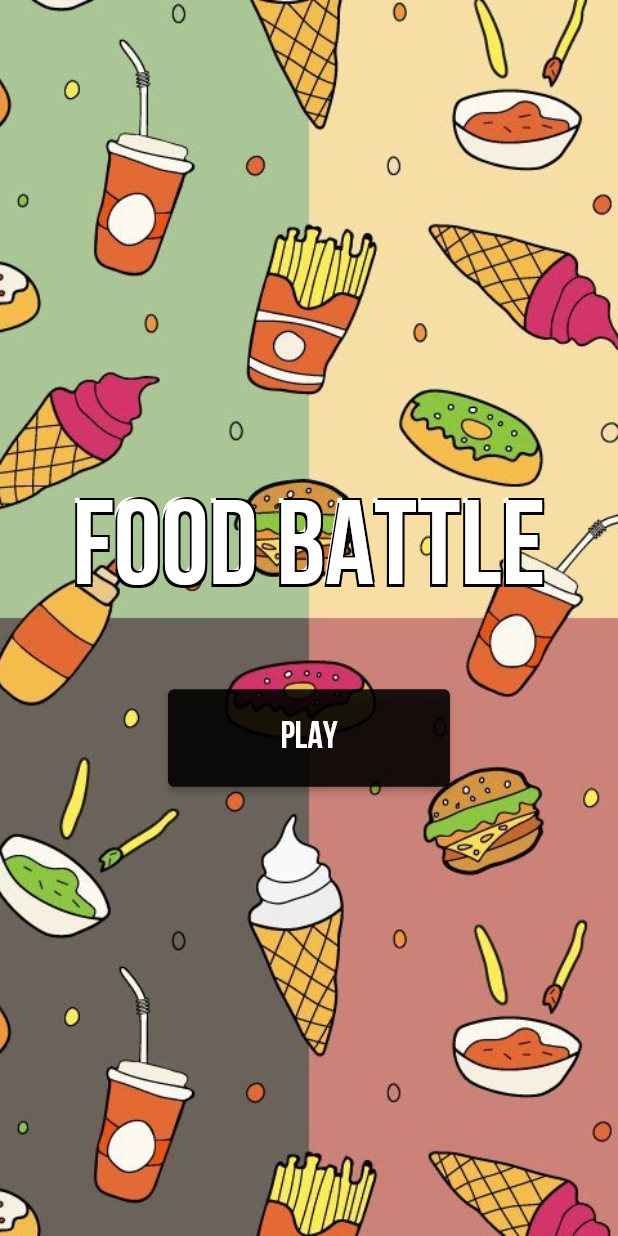
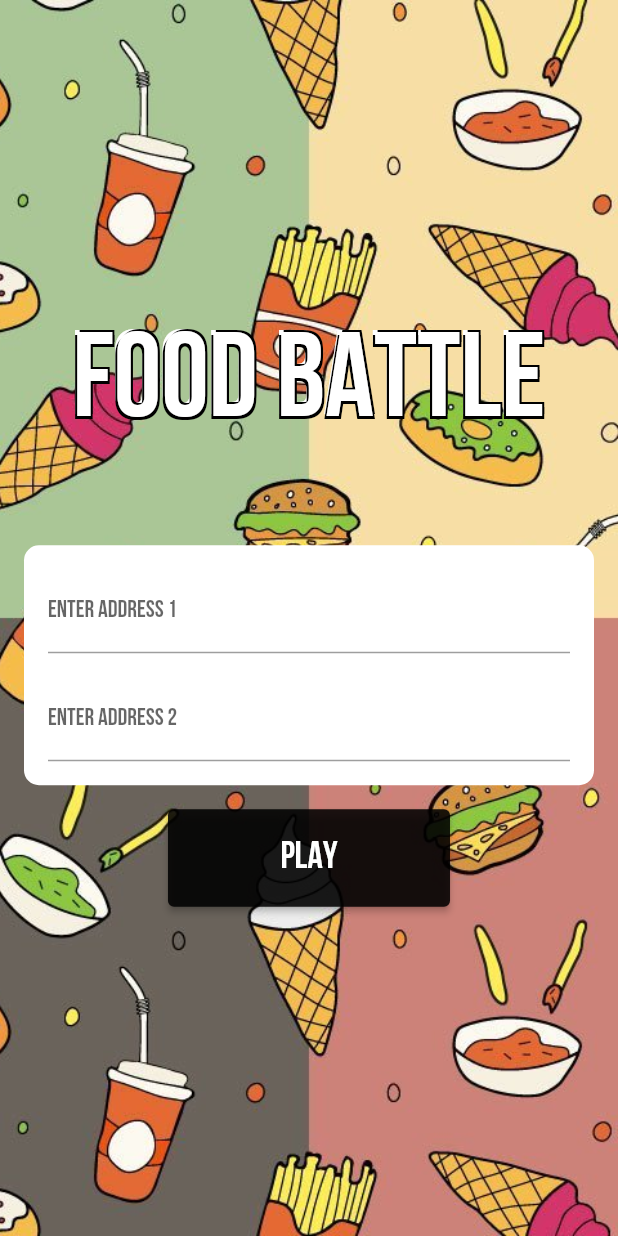
Before and after one commit to joenaine/food_fight, a Flutter app: the screen it shows after launch, on a phone screen of 412 x 824 dp. Run offline on Flutter 3.47's test engine with Material 2 defaults, Android fonts, the phone set to English and light mode, and no system bars; our stand-ins replace flutter_fortune_wheel.

Commit message:
add input addresses container

```diff
--- a/lib/start_screen.dart
+++ b/lib/start_screen.dart
@@ -2,15 +2,10 @@ import 'package:battle_men_and_women/fortune_wheel_screen.dart';
 import 'package:battle_men_and_women/services/screen_navigation_const.dart';
 import 'package:flutter/material.dart';
 
-List<Color> colors = [
-  Colors.redAccent,
-  Colors.greenAccent,
-  Colors.blueAccent,
-  Colors.amberAccent,
-];
+List<Color> colors = [  Colors.redAccent,  Colors.greenAccent,  Colors.blueAccent,  Colors.amberAccent,];
 
 class StartScreen extends StatelessWidget {
-  const StartScreen({super.key});
+  const StartScreen({Key? key});
 
   @override
   Widget build(BuildContext context) {
@@ -53,13 +48,48 @@ class StartScreen extends StatelessWidget {
                         color: Colors.black),
                   ])),
               const SizedBox(height: 50),
+              // Container for BSC Address Inputs
+              Container(
+                margin: const EdgeInsets.symmetric(horizontal: 16, vertical: 16),
+                decoration: BoxDecoration(
+                  color: Colors.white,
+                  borderRadius: BorderRadius.circular(10),
+                ),
+                child: Padding(
+                  padding: const EdgeInsets.symmetric(horizontal: 16, vertical: 16),
+                  child: Column(
+                    children: [
+                      TextFormField(
+                        decoration: const InputDecoration(
+                          labelText: 'Enter Address 1',
+                        ),
+                        keyboardType: TextInputType.text,
+                        onChanged: (value) {
+                          // TODO: Store value somewhere
+                        },
+                      ),
+                      const SizedBox(height: 16),
+                      TextFormField(
+                        decoration: const InputDecoration(
+                          labelText: 'Enter Address 2',
+                        ),
+                        keyboardType: TextInputType.text,
+                        onChanged: (value) {
+                          // TODO: Store value somewhere
+                        },
+                      ),
+                    ],
+                  ),
+                ),
+              ),
               ElevatedButton(
                 onPressed: () {
                   changeScreen(context, const FortuneWheelScreen());
                 },
                 style: buttonStyle,
                 child: const Text('Play', style: TextStyle(fontSize: 25)),
-              )
+              ),
+              const SizedBox(height: 32),
             ],
           ),
         ),
```
Also changed, not shown: pubspec.lock.
